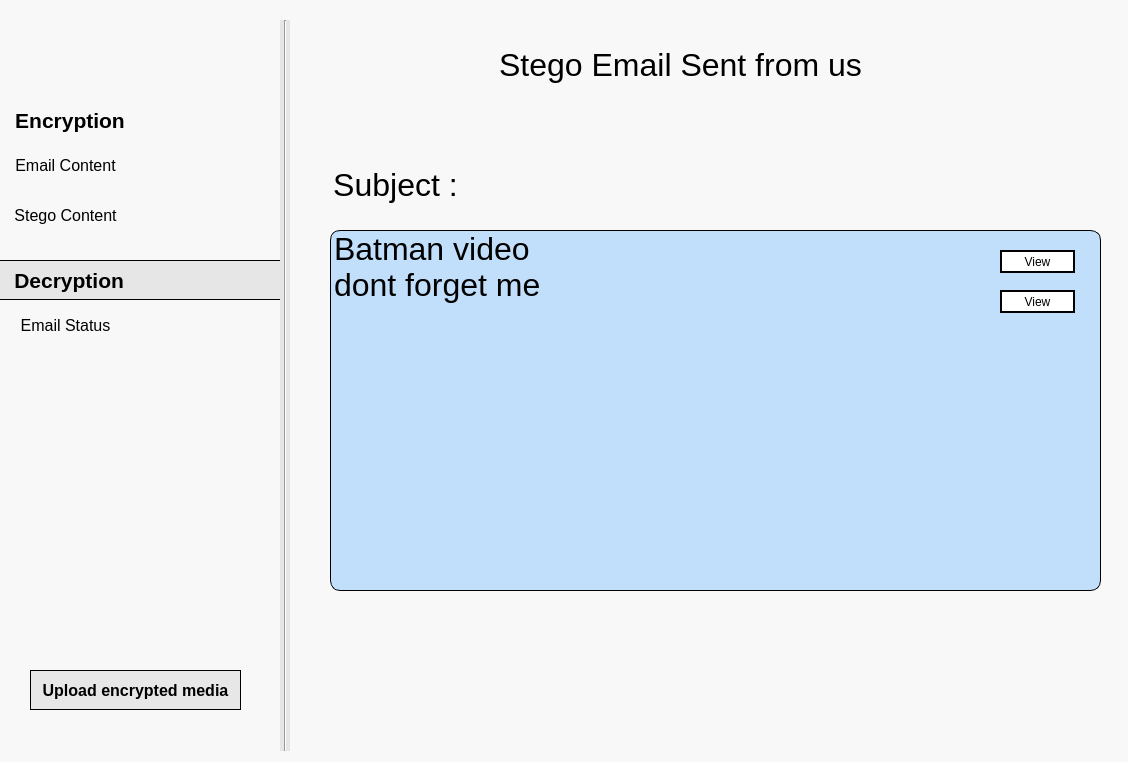
Before: the Qt Designer form UI_Files/Decryption.ui in StegoMailo/Desktop-App, drawn with Qt 5.
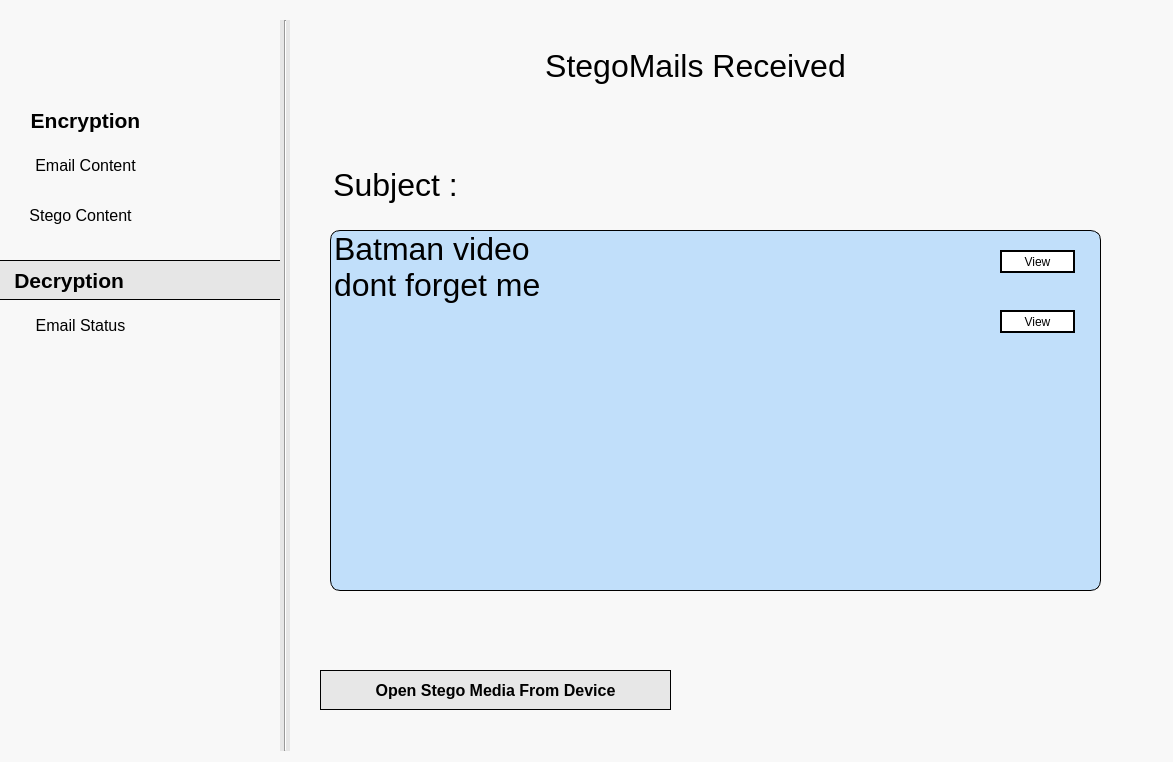
After: the same form once the commit is applied.

Patch:
```diff
--- a/UI_Files/Decryption.ui
+++ b/UI_Files/Decryption.ui
@@ -9,7 +9,7 @@
    <rect>
     <x>0</x>
     <y>0</y>
-    <width>1128</width>
+    <width>1173</width>
     <height>762</height>
    </rect>
   </property>
@@ -25,12 +25,20 @@
     <rect>
      <x>460</x>
      <y>40</y>
-     <width>441</width>
+     <width>471</width>
      <height>51</height>
     </rect>
    </property>
+   <property name="font">
+    <font>
+     <pointsize>24</pointsize>
+    </font>
+   </property>
    <property name="text">
-    <string>&lt;html&gt;&lt;head/&gt;&lt;body&gt;&lt;p align=&quot;center&quot;&gt;&lt;span style=&quot; font-size:24pt; color:#000000;&quot;&gt;Stego Email Sent from us&lt;/span&gt;&lt;/p&gt;&lt;/body&gt;&lt;/html&gt;</string>
+    <string>StegoMails Received</string>
+   </property>
+   <property name="alignment">
+    <set>Qt::AlignCenter</set>
    </property>
   </widget>
   <widget class="QLabel" name="label_2">
@@ -84,9 +92,9 @@
   <widget class="QPushButton" name="UploadEncryptedMedia_pushButton">
    <property name="geometry">
     <rect>
-     <x>30</x>
+     <x>320</x>
      <y>670</y>
-     <width>211</width>
+     <width>351</width>
      <height>40</height>
     </rect>
    </property>
@@ -104,7 +112,7 @@
 </string>
    </property>
    <property name="text">
-    <string>Upload encrypted media</string>
+    <string>Open Stego Media From Device</string>
    </property>
   </widget>
   <widget class="QPushButton" name="encryption_Button">
@@ -112,7 +120,7 @@
     <rect>
      <x>10</x>
      <y>100</y>
-     <width>120</width>
+     <width>151</width>
      <height>40</height>
     </rect>
    </property>
@@ -173,7 +181,7 @@
     <rect>
      <x>10</x>
      <y>150</y>
-     <width>111</width>
+     <width>151</width>
      <height>31</height>
     </rect>
    </property>
@@ -203,7 +211,7 @@
     <rect>
      <x>10</x>
      <y>200</y>
-     <width>111</width>
+     <width>141</width>
      <height>31</height>
     </rect>
    </property>
@@ -233,7 +241,7 @@
     <rect>
      <x>20</x>
      <y>310</y>
-     <width>91</width>
+     <width>121</width>
      <height>31</height>
     </rect>
    </property>
@@ -299,7 +307,7 @@
    <property name="geometry">
     <rect>
      <x>1000</x>
-     <y>290</y>
+     <y>310</y>
      <width>75</width>
      <height>23</height>
     </rect>
```
Left out of the diff: 4 changed lines with no effect on the pictures.
